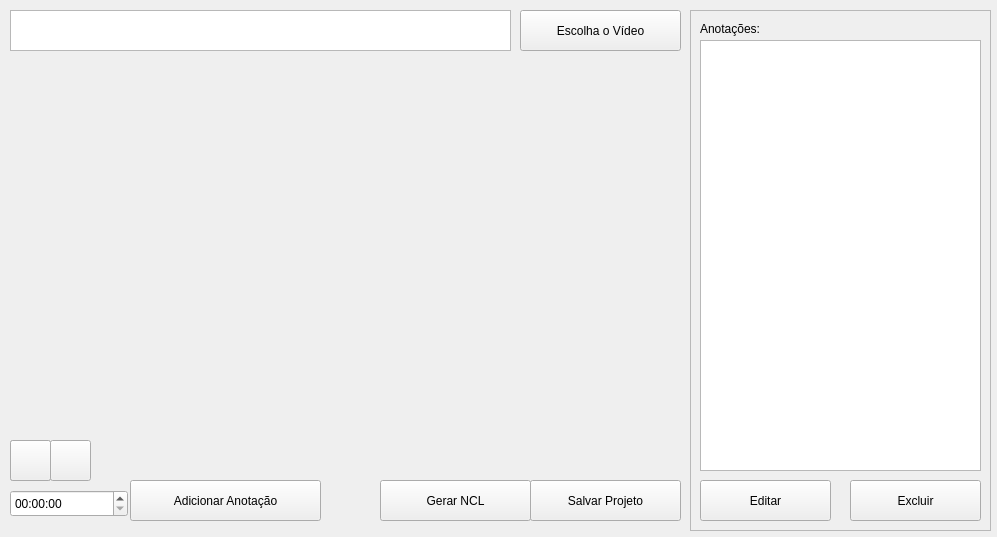
Before: the Qt Designer form ui/MainProjectWidget.ui in caioviel/pyannotator, drawn with Qt 5.
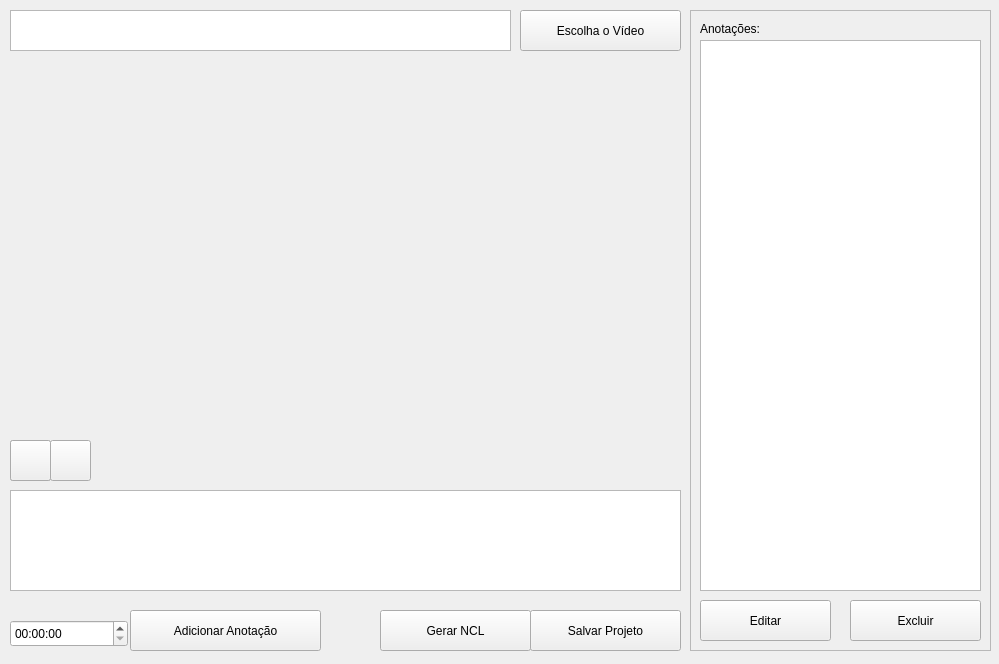
After: the same form once the commit is applied. Icons and pictures are not drawn. Custom widgets are drawn as their Qt base class.

Diff of the .ui file:
```diff
--- a/ui/MainProjectWidget.ui
+++ b/ui/MainProjectWidget.ui
@@ -6,8 +6,8 @@
    <rect>
     <x>0</x>
     <y>0</y>
-    <width>997</width>
-    <height>537</height>
+    <width>999</width>
+    <height>664</height>
    </rect>
   </property>
   <property name="windowTitle">
@@ -73,7 +73,7 @@
    <property name="geometry">
     <rect>
      <x>10</x>
-     <y>490</y>
+     <y>620</y>
      <width>118</width>
      <height>27</height>
     </rect>
@@ -152,7 +152,7 @@
    <property name="geometry">
     <rect>
      <x>130</x>
-     <y>480</y>
+     <y>610</y>
      <width>191</width>
      <height>41</height>
     </rect>
@@ -177,7 +177,7 @@
      <x>690</x>
      <y>10</y>
      <width>301</width>
-     <height>521</height>
+     <height>641</height>
     </rect>
    </property>
    <property name="frameShape">
@@ -205,7 +205,7 @@
       <x>10</x>
       <y>30</y>
       <width>281</width>
-      <height>431</height>
+      <height>551</height>
      </rect>
     </property>
    </widget>
@@ -213,7 +213,7 @@
     <property name="geometry">
      <rect>
       <x>10</x>
-      <y>470</y>
+      <y>590</y>
       <width>131</width>
       <height>41</height>
      </rect>
@@ -236,7 +236,7 @@
     <property name="geometry">
      <rect>
       <x>160</x>
-      <y>470</y>
+      <y>590</y>
       <width>131</width>
       <height>41</height>
      </rect>
@@ -260,7 +260,7 @@
    <property name="geometry">
     <rect>
      <x>380</x>
-     <y>480</y>
+     <y>610</y>
      <width>151</width>
      <height>41</height>
     </rect>
@@ -283,7 +283,7 @@
    <property name="geometry">
     <rect>
      <x>530</x>
-     <y>480</y>
+     <y>610</y>
      <width>151</width>
      <height>41</height>
     </rect>
@@ -312,6 +312,16 @@
     </rect>
    </property>
   </widget>
+  <widget class="QTextEdit" name="txt_description">
+   <property name="geometry">
+    <rect>
+     <x>10</x>
+     <y>490</y>
+     <width>671</width>
+     <height>101</height>
+    </rect>
+   </property>
+  </widget>
  </widget>
  <customwidgets>
   <customwidget>
```
